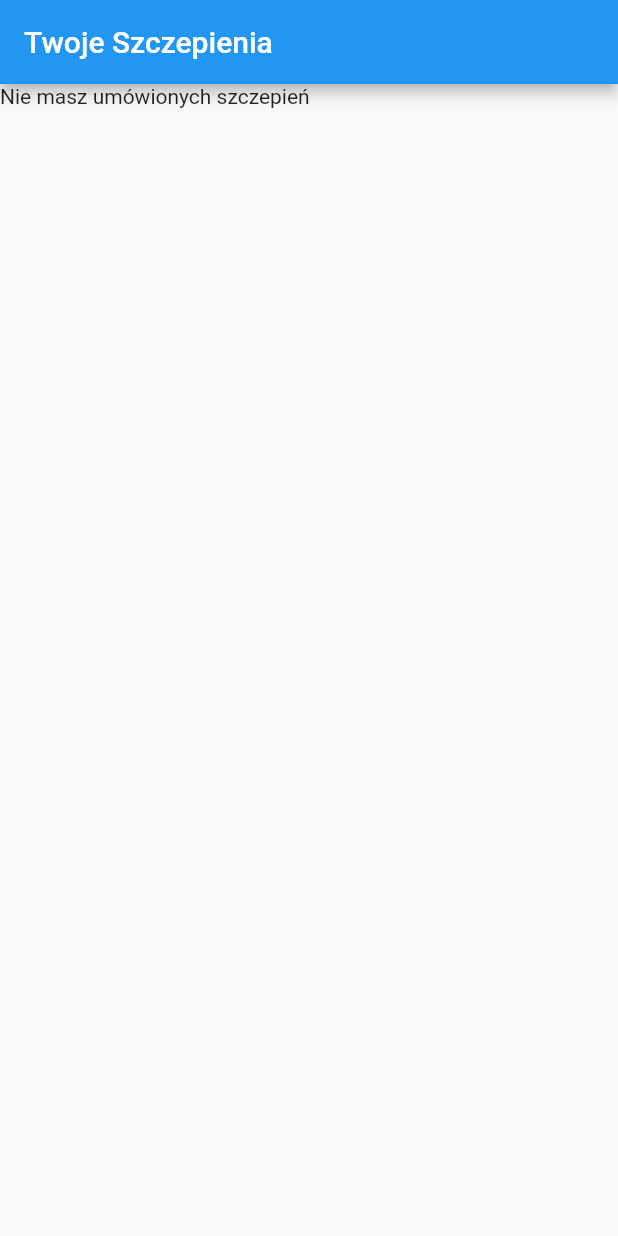
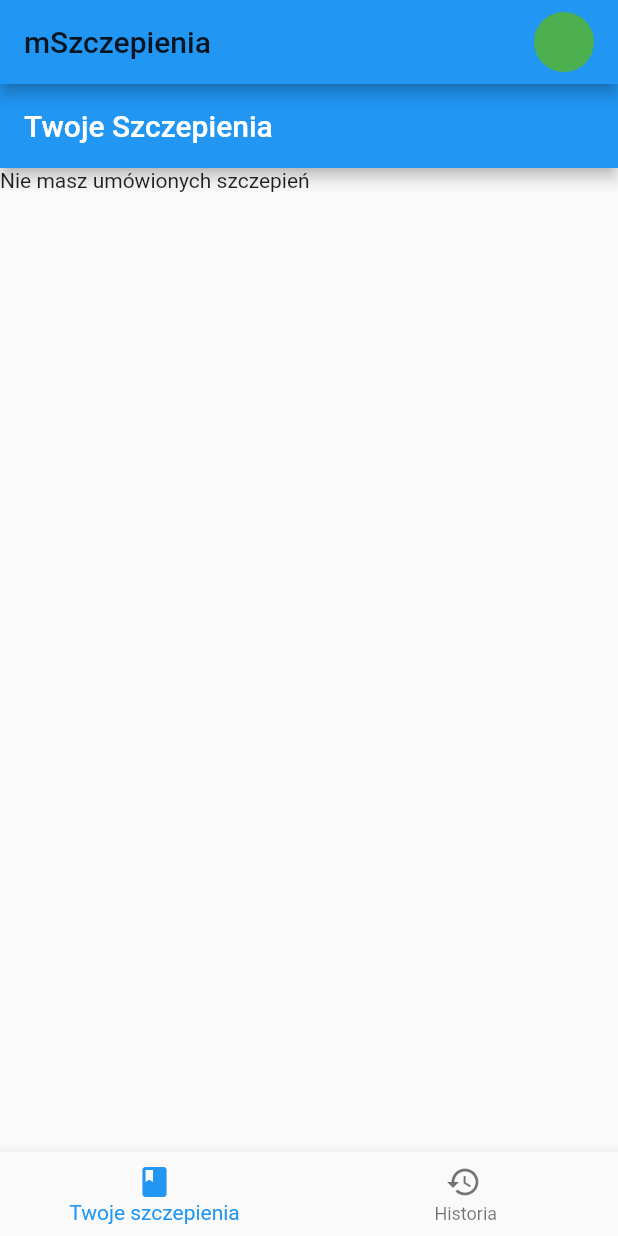
Before and after one commit to Luxio1/mszczepienia_client, a Flutter app: the screen it shows after launch, after a tap on "Zaloguj", on a phone screen of 412 x 824 dp. Run offline on Flutter 3.47's test engine with Material 2 defaults, Android fonts, the phone set to English and light mode, and no system bars.

Commit message:
Add navigation through booked appointments and history of appointments.

```diff
--- a/lib/navigation/app_router.dart
+++ b/lib/navigation/app_router.dart
@@ -35,7 +35,7 @@ class AppRouter extends RouterDelegate
       pages: [
         if(!appStateManager.isInitialized) SplashScreen.page(),
         if(appStateManager.isInitialized && !appStateManager.isLoggedIn) LoginPage.page(),
-        if(appStateManager.isInitialized && appStateManager.isLoggedIn) YourAppointments.page()
+        if(appStateManager.isInitialized && appStateManager.isLoggedIn) Home.page(appStateManager.getSelectedTab)
       ],
     );
   }
--- a/lib/screens/appointments_history.dart
+++ b/lib/screens/appointments_history.dart
@@ -0,0 +1,49 @@
+import 'package:flutter/cupertino.dart';
+import 'package:flutter/material.dart';
+import '../models/appointment.dart';
+import '../components/appointment_card.dart';
+
+
+class AppointmentsHistory extends StatefulWidget {
+
+  static MaterialPage page() {
+    return const MaterialPage(
+        name: '/history',
+        key: ValueKey('/history'),
+        child: AppointmentsHistory()
+    );
+  }
+
+  const AppointmentsHistory ({Key? key}) : super(key: key);
+
+  @override
+  State<AppointmentsHistory> createState() => _AppointmentsHistoryState();
+}
+
+class _AppointmentsHistoryState extends State<AppointmentsHistory> {
+
+  List<Appointment>? _appointments ;
+
+
+
+  @override
+  Widget build(BuildContext context) {
+    return Scaffold(
+      appBar: AppBar(
+        title: const Text('Historia szczepień'),
+      ),
+      body: _appointments != null ?
+      ListView.builder(
+          itemCount: _appointments!.length,
+          itemBuilder: (context, index) {
+            return ListTile(
+              title: Text(_appointments![index].type),
+              //TODO: add details view after click
+            );
+          }
+      )
+          : const Text("Nie masz historii szczepień"),
+    );
+  }
+
+}
--- /dev/null
+++ b/lib/screens/home.dart
@@ -0,0 +1,95 @@
+import 'package:flutter/material.dart';
+import 'package:provider/provider.dart';
+
+import '../models/models.dart';
+import 'screens.dart';
+
+class Home extends StatefulWidget {
+  static MaterialPage page(int currentTab) {
+    return MaterialPage(
+      name: '/home',
+      key: const ValueKey('/home'),
+      child: Home(
+        currentTab: currentTab,
+      ),
+    );
+  }
+
+  const Home ({
+    Key? key,
+    required this.currentTab
+  }) : super(key: key);
+
+  final int currentTab;
+
+  @override
+  _HomeState createState() => _HomeState();
+}
+
+
+class _HomeState extends State<Home> {
+  static List<Widget> pages = <Widget>[
+    YourAppointments(),
+    AppointmentsHistory()
+  ];
+
+  @override
+  Widget build(BuildContext context) {
+    return Consumer <AppStateManager>(
+      builder: (context,
+          appStateManager,
+          child,) {
+        return Scaffold(
+          appBar: AppBar(
+            title: Text(
+              'mSzczepienia',
+              style: Theme
+                  .of(context)
+                  .textTheme
+                  .headline6,
+            ),
+            actions: [
+              profileButton(),
+            ],
+          ),
+          body: IndexedStack(index: widget.currentTab, children: pages),
+          bottomNavigationBar: BottomNavigationBar(
+            selectedItemColor: Theme
+                .of(context)
+                .textSelectionTheme
+                .selectionColor,
+            currentIndex: widget.currentTab,
+            onTap: (index) {
+              Provider.of<AppStateManager>(context, listen: false)
+                  .goToTab(index);
+            },
+            items: const <BottomNavigationBarItem>[
+              BottomNavigationBarItem(
+                icon: Icon(Icons.book),
+                label: 'Twoje szczepienia',
+              ),
+              BottomNavigationBarItem(
+                  icon: Icon(Icons.history),
+                  label: ' Historia'
+              ),
+            ],
+          ),
+        );
+      },
+    );
+  }
+
+  Widget profileButton() {
+    return Padding(
+      padding: const EdgeInsets.only(right: 16.0),
+      child: GestureDetector(
+        child: const CircleAvatar(
+          backgroundColor: Colors.green, //TODO: change color, add icon
+        ),
+        onTap: () {
+          //TODO: home -> profile
+        },
+      ),
+    );
+  }
+}
--- a/lib/screens/screens.dart
+++ b/lib/screens/screens.dart
@@ -2,3 +2,4 @@ export 'login_page.dart';
 export 'your_appointments.dart';
 export 'appointments_history.dart';
 export 'splash_screen.dart';
+export 'home.dart';
```
Also changed, not shown: lib/components/appointment_card.dart (added, +52 -0 lines), lib/screens/your_appointments.dart (+15 -8 lines).
